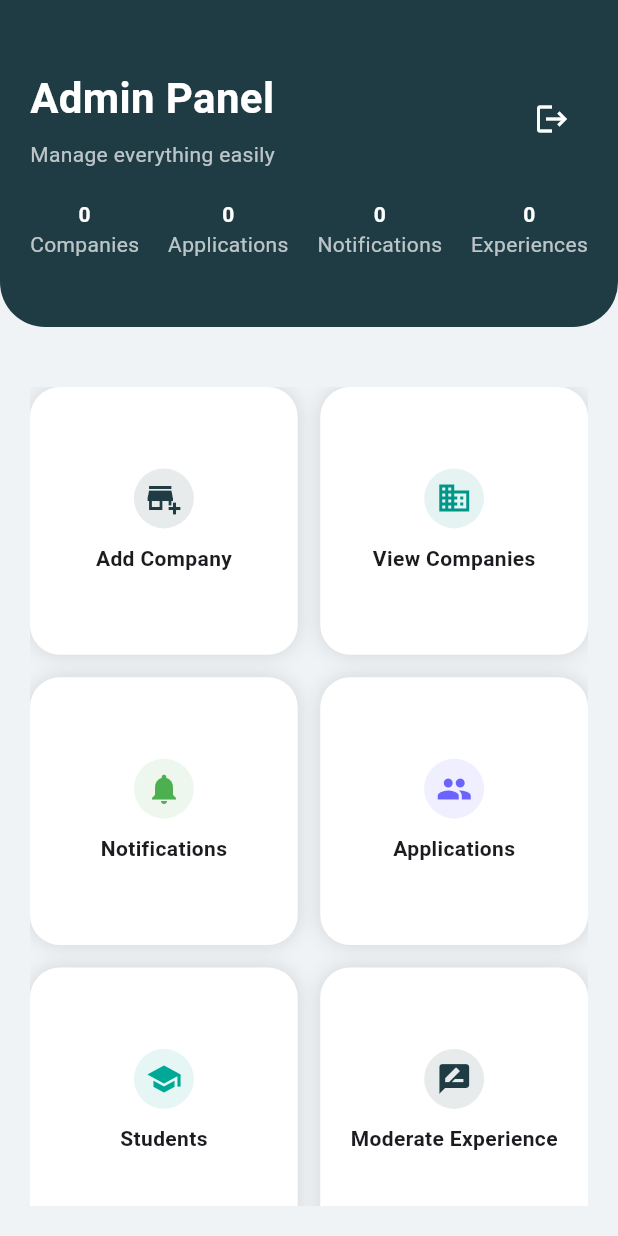
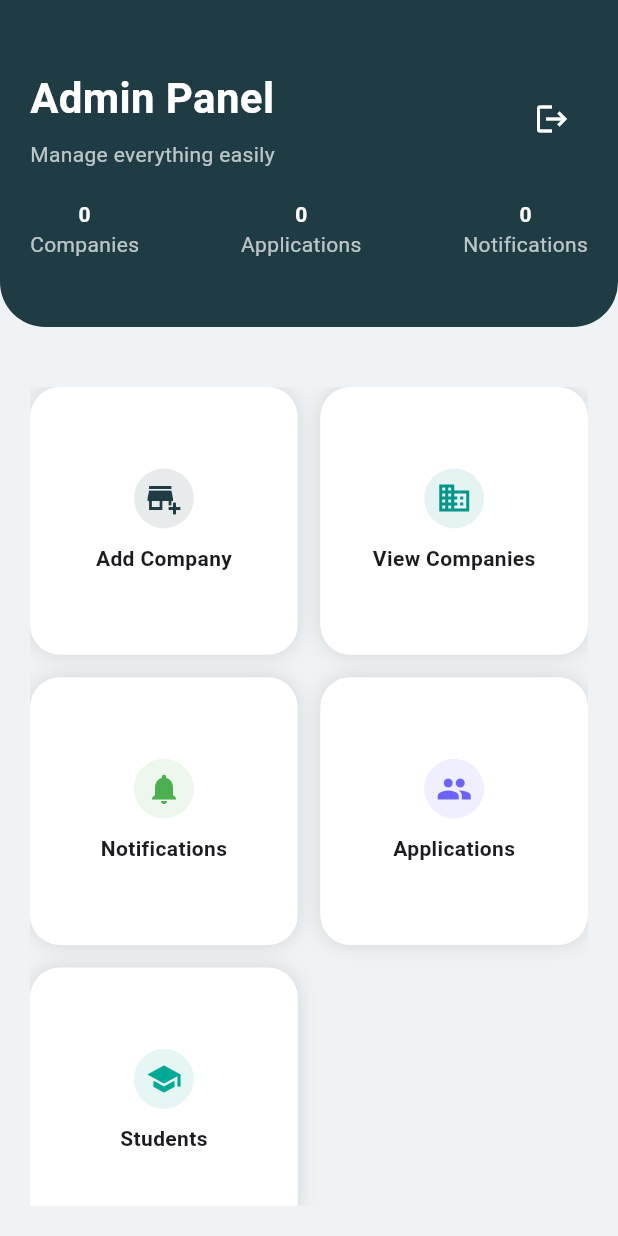
Before and after one commit to Anushka-Gurav/Placement_App, a Flutter app: the AdminDashboard screen opened directly, on a phone screen of 412 x 824 dp. Run offline on Flutter 3.47's test engine with Material 3 defaults, Android fonts, the phone set to English and light mode, and no system bars; our stand-ins replace cloud_firestore, firebase_auth, firebase_core; accounts and stored records are empty.

Commit message:
Revert "Added student experience feature, fixed admin company screen, improved dashboards"
This reverts commit 79c30b5c81033070c0d9789778b02f8adac61667.

:wq#

```diff
--- a/lib/models/experience_model.dart
+++ /dev/null
@@ -1,44 +0,0 @@
-class Experience {
-  final String id;
-  final String type;
-  final String company;
-  final String role;
-  final String duration;
-  final String stipend;
-  final String workMode;
-  final String learnings;
-  final String userName;
-  final String userId;
-  final bool approved;
-
-  Experience({
-    required this.id,
-    required this.type,
-    required this.company,
-    required this.role,
-    required this.duration,
-    required this.stipend,
-    required this.workMode,
-    required this.learnings,
-    required this.userName,
-    required this.userId,
-    required this.approved,
-  });
-
-  factory Experience.fromDoc(doc) {
-    final data = doc.data();
-    return Experience(
-      id: doc.id,
-      type: data['type'],
-      company: data['company'],
-      role: data['role'],
-      duration: data['duration'],
-      stipend: data['stipend'],
-      workMode: data['workMode'],
-      learnings: data['learnings'],
-      userName: data['userName'],
-      userId: data['userId'],
-      approved: data['approved'],
-    );
-  }
-}
--- a/lib/screens/admin/admin_dashboard.dart
+++ b/lib/screens/admin/admin_dashboard.dart
@@ -4,14 +4,10 @@ import 'package:firebase_auth/firebase_auth.dart';
 
 import '../auth/login_screen.dart';
 import 'add_company_screen.dart';
-import 'admin_company_list_screen.dart'; // ✅ FIXED
+import 'admin_company_list_screen.dart.dart';
 import 'admin_notification_screen.dart';
 import 'admin_application_screen.dart';
 import 'admin_students_year_screen.dart';
-
-// 🔥 NEW IMPORT
-import 'admin_experience_screen.dart';
-
 class AdminDashboard extends StatelessWidget {
   const AdminDashboard({super.key});
 
@@ -87,7 +83,6 @@ class AdminDashboard extends StatelessWidget {
                     _liveStat("Companies", "companies"),
                     _liveStat("Applications", "applications"),
                     _liveStat("Notifications", "notifications"),
-                    _liveStat("Experiences", "experience_posts"), // 🔥 NEW
                   ],
                 )
               ],
@@ -129,27 +124,20 @@ class AdminDashboard extends StatelessWidget {
                         Navigator.push(context,
                             MaterialPageRoute(builder: (_) => AdminApplicationScreen()));
                       }),
-
-                  _card(Icons.school, "Students",
-                      const Color(0xFF00A896), () {
+                  _card(
+                    Icons.school,
+                    "Students",
+                    const Color(0xFF00A896),
+                        () {
                       Navigator.push(
                         context,
                         MaterialPageRoute(
                           builder: (_) => const AdminStudentsYearScreen(),
                         ),
                       );
-                      }),
+                    },
+                  ),
 
-                  // 🔥 NEW FEATURE
-                  _card(Icons.rate_review, "Moderate Experience",
-                      const Color(0xFF1F3C44), () {
-                        Navigator.push(
-                          context,
-                          MaterialPageRoute(
-                            builder: (_) => const AdminExperienceScreen(),
-                          ),
-                        );
-                      }),
                 ],
               ),
             ),
--- a/lib/screens/student/student_dashboard.dart
+++ b/lib/screens/student/student_dashboard.dart
@@ -6,10 +6,6 @@ import 'company_list_screen.dart';
 import 'tracker_screen.dart';
 import 'profile_screen.dart';
 import 'notification_screen.dart';
-
-// 🔥 NEW IMPORTS
-import 'experience_wall_screen.dart';
-import 'add_experience_screen.dart';
 
 class StudentDashboard extends StatelessWidget {
   const StudentDashboard({super.key});
@@ -93,13 +89,6 @@ class StudentDashboard extends StatelessWidget {
                   _card(context, "Notifications",
                       Icons.notifications,
                       const NotificationScreen()),
-
-                  // 🔥 NEW FEATURE
-                  _card(context, "Experience Wall", Icons.forum,
-                      const ExperienceWallScreen()),
-
-                  _card(context, "Add Experience", Icons.add_circle,
-                      const AddExperienceScreen()),
                 ],
               ),
             ),
```
Also changed, not shown: lib/screens/admin/admin_experience_screen.dart (deleted, +0 -49 lines), lib/screens/student/add_experience_screen.dart (deleted, +0 -92 lines), lib/screens/student/experience_wall_screen.dart (deleted, +0 -73 lines), lib/services/experience_service.dart (deleted, +0 -68 lines), lib/screens/admin/admin_company_list_screen.dart.dart (renamed from lib/screens/admin/admin_company_list_screen.dart), 4 other files. Lines whose indentation alone changed are shown as unchanged.
